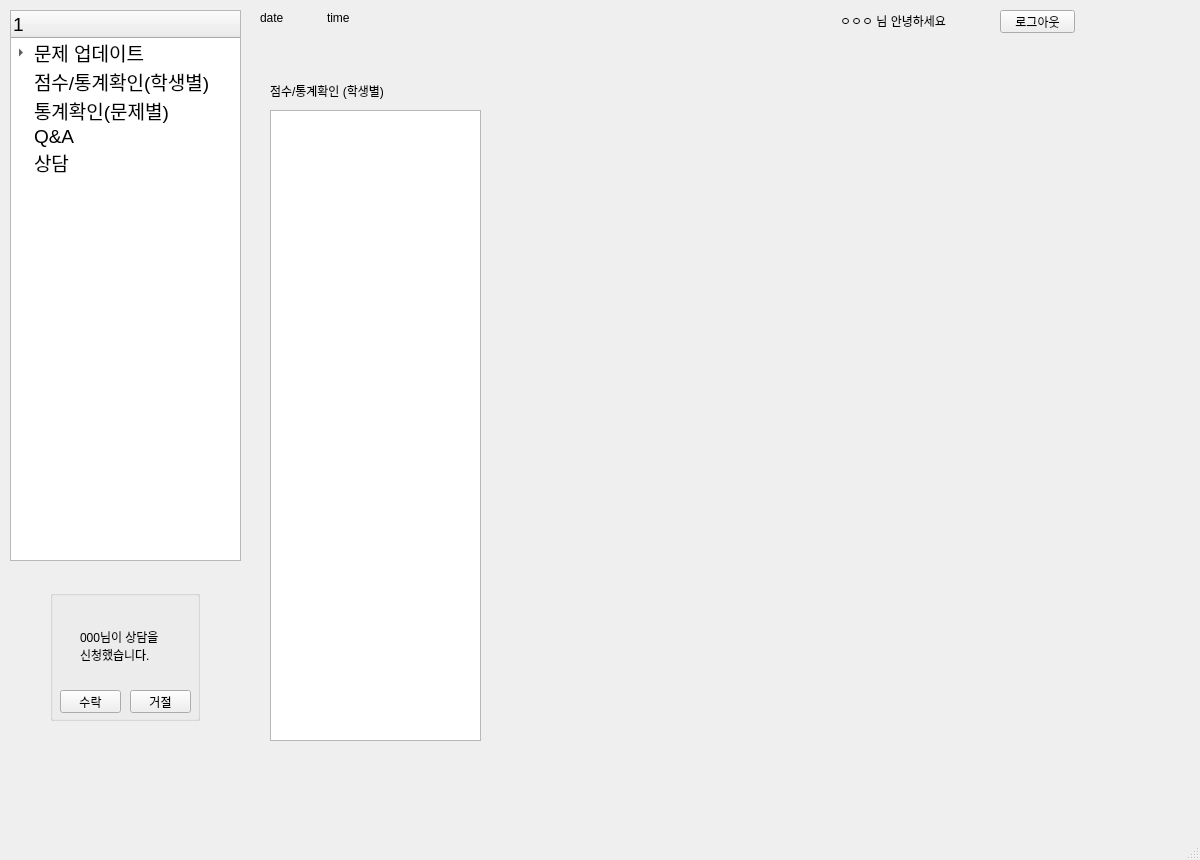
This is Teacher.ui in gitaeyu/Education_app as Qt 5 draws it before an edit. The edited form follows.
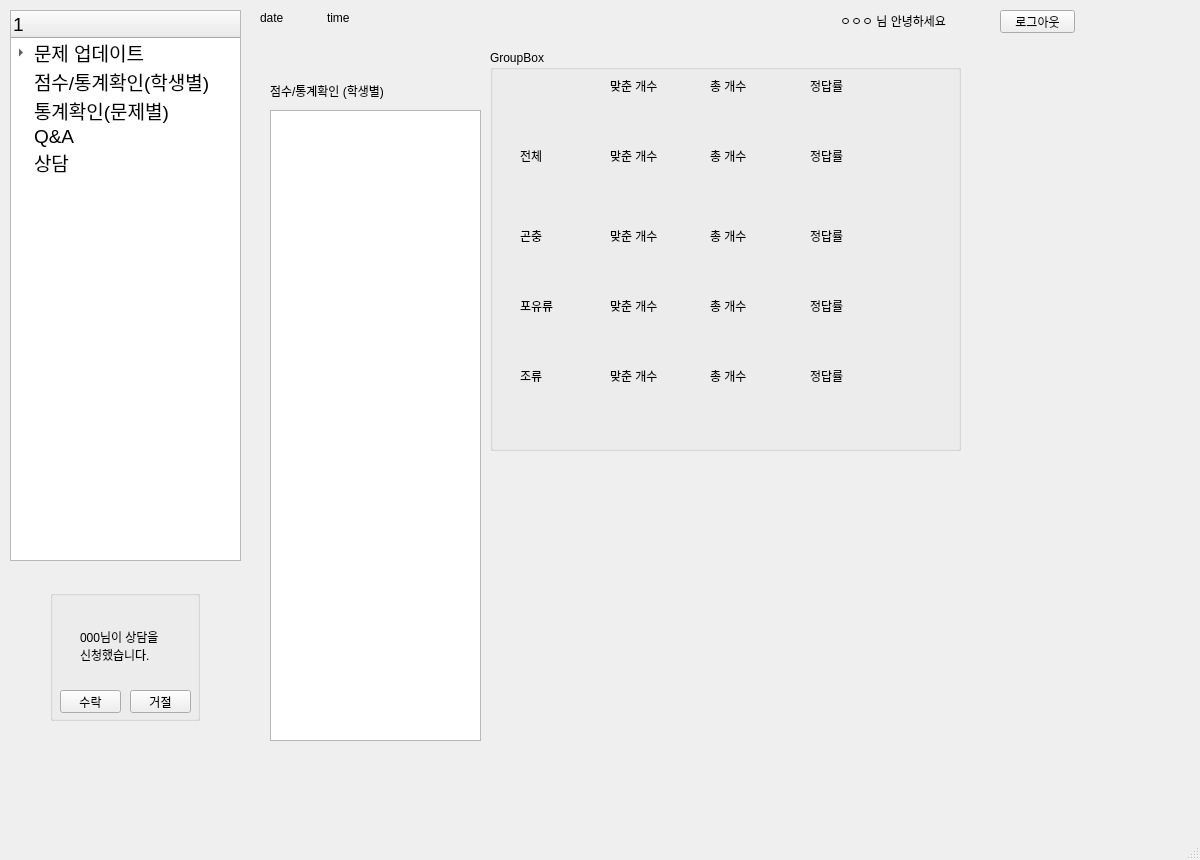
This is the edited form. The open tabs and pages were chosen to show the change.

The edit to the form file:
```diff
--- a/Teacher.ui
+++ b/Teacher.ui
@@ -942,6 +942,266 @@
          </rect>
         </property>
        </widget>
+       <widget class="QGroupBox" name="test_result_groupbox">
+        <property name="geometry">
+         <rect>
+          <x>240</x>
+          <y>10</y>
+          <width>471</width>
+          <height>401</height>
+         </rect>
+        </property>
+        <property name="title">
+         <string>GroupBox</string>
+        </property>
+        <widget class="QLabel" name="insect_correct_rate_lbl">
+         <property name="geometry">
+          <rect>
+           <x>320</x>
+           <y>160</y>
+           <width>81</width>
+           <height>51</height>
+          </rect>
+         </property>
+         <property name="text">
+          <string>정답률</string>
+         </property>
+        </widget>
+        <widget class="QLabel" name="label_32">
+         <property name="geometry">
+          <rect>
+           <x>30</x>
+           <y>230</y>
+           <width>81</width>
+           <height>51</height>
+          </rect>
+         </property>
+         <property name="text">
+          <string>포유류</string>
+         </property>
+        </widget>
+        <widget class="QLabel" name="label_36">
+         <property name="geometry">
+          <rect>
+           <x>30</x>
+           <y>300</y>
+           <width>81</width>
+           <height>51</height>
+          </rect>
+         </property>
+         <property name="text">
+          <string>조류</string>
+         </property>
+        </widget>
+        <widget class="QLabel" name="correct_lbl">
+         <property name="geometry">
+          <rect>
+           <x>120</x>
+           <y>80</y>
+           <width>81</width>
+           <height>51</height>
+          </rect>
+         </property>
+         <property name="text">
+          <string>맞춘 개수</string>
+         </property>
+        </widget>
+        <widget class="QLabel" name="insect_all_lbl">
+         <property name="geometry">
+          <rect>
+           <x>220</x>
+           <y>160</y>
+           <width>81</width>
+           <height>51</height>
+          </rect>
+         </property>
+         <property name="text">
+          <string>총 개수</string>
+         </property>
+        </widget>
+        <widget class="QLabel" name="bird_correct_lbl">
+         <property name="geometry">
+          <rect>
+           <x>120</x>
+           <y>300</y>
+           <width>81</width>
+           <height>51</height>
+          </rect>
+         </property>
+         <property name="text">
+          <string>맞춘 개수</string>
+         </property>
+        </widget>
+        <widget class="QLabel" name="label_22">
+         <property name="geometry">
+          <rect>
+           <x>220</x>
+           <y>10</y>
+           <width>81</width>
+           <height>51</height>
+          </rect>
+         </property>
+         <property name="text">
+          <string>총 개수</string>
+         </property>
+        </widget>
+        <widget class="QLabel" name="mammal_correct_rate_lbl">
+         <property name="geometry">
+          <rect>
+           <x>320</x>
+           <y>230</y>
+           <width>81</width>
+           <height>51</height>
+          </rect>
+         </property>
+         <property name="text">
+          <string>정답률</string>
+         </property>
+        </widget>
+        <widget class="QLabel" name="insect_correct_lbl">
+         <property name="geometry">
+          <rect>
+           <x>120</x>
+           <y>160</y>
+           <width>81</width>
+           <height>51</height>
+          </rect>
+         </property>
+         <property name="text">
+          <string>맞춘 개수</string>
+         </property>
+        </widget>
+        <widget class="QLabel" name="label_21">
+         <property name="geometry">
+          <rect>
+           <x>120</x>
+           <y>10</y>
+           <width>81</width>
+           <height>51</height>
+          </rect>
+         </property>
+         <property name="text">
+          <string>맞춘 개수</string>
+         </property>
+        </widget>
+        <widget class="QLabel" name="label_27">
+         <property name="geometry">
+          <rect>
+           <x>30</x>
+           <y>160</y>
+           <width>81</width>
+           <height>51</height>
+          </rect>
+         </property>
+         <property name="text">
+          <string>곤충</string>
+         </property>
+        </widget>
+        <widget class="QLabel" name="bird_correct_rate_lbl">
+         <property name="geometry">
+          <rect>
+           <x>320</x>
+           <y>300</y>
+           <width>81</width>
+           <height>51</height>
+          </rect>
+         </property>
+         <property name="text">
+          <string>정답률</string>
+         </property>
+        </widget>
+        <widget class="QLabel" name="label_20">
+         <property name="geometry">
+          <rect>
+           <x>30</x>
+           <y>80</y>
+           <width>81</width>
+           <height>51</height>
+          </rect>
+         </property>
+         <property name="text">
+          <string>전체</string>
+         </property>
+        </widget>
+        <widget class="QLabel" name="mammal_correct_lbl">
+         <property name="geometry">
+          <rect>
+           <x>120</x>
+           <y>230</y>
+           <width>81</width>
+           <height>51</height>
+          </rect>
+         </property>
+         <property name="text">
+          <string>맞춘 개수</string>
+         </property>
+        </widget>
+        <widget class="QLabel" name="correct_rate_lbl">
+         <property name="geometry">
+          <rect>
+           <x>320</x>
+           <y>80</y>
+           <width>81</width>
+           <height>51</height>
+          </rect>
+         </property>
+         <property name="text">
+          <string>정답률</string>
+         </property>
+        </widget>
+        <widget class="QLabel" name="label_23">
+         <property name="geometry">
+          <rect>
+           <x>320</x>
+           <y>10</y>
+           <width>81</width>
+           <height>51</height>
+          </rect>
+         </property>
+         <property name="text">
+          <string>정답률</string>
+         </property>
+        </widget>
+        <widget class="QLabel" name="mammal_all_lbl">
+         <property name="geometry">
+          <rect>
+           <x>220</x>
+           <y>230</y>
+           <width>81</width>
+           <height>51</height>
+          </rect>
+         </property>
+         <property name="text">
+          <string>총 개수</string>
+         </property>
+        </widget>
+        <widget class="QLabel" name="bird_all_lbl">
+         <property name="geometry">
+          <rect>
+           <x>220</x>
+           <y>300</y>
+           <width>81</width>
+           <height>51</height>
+          </rect>
+         </property>
+         <property name="text">
+          <string>총 개수</string>
+         </property>
+        </widget>
+        <widget class="QLabel" name="all_lbl">
+         <property name="geometry">
+          <rect>
+           <x>220</x>
+           <y>80</y>
+           <width>81</width>
+           <height>51</height>
+          </rect>
+         </property>
+         <property name="text">
+          <string>총 개수</string>
+         </property>
+        </widget>
+       </widget>
       </widget>
       <widget class="QWidget" name="page_8">
        <widget class="QLabel" name="label_19">
```
Left out of the diff: 17 changed lines with no effect on the pictures.
